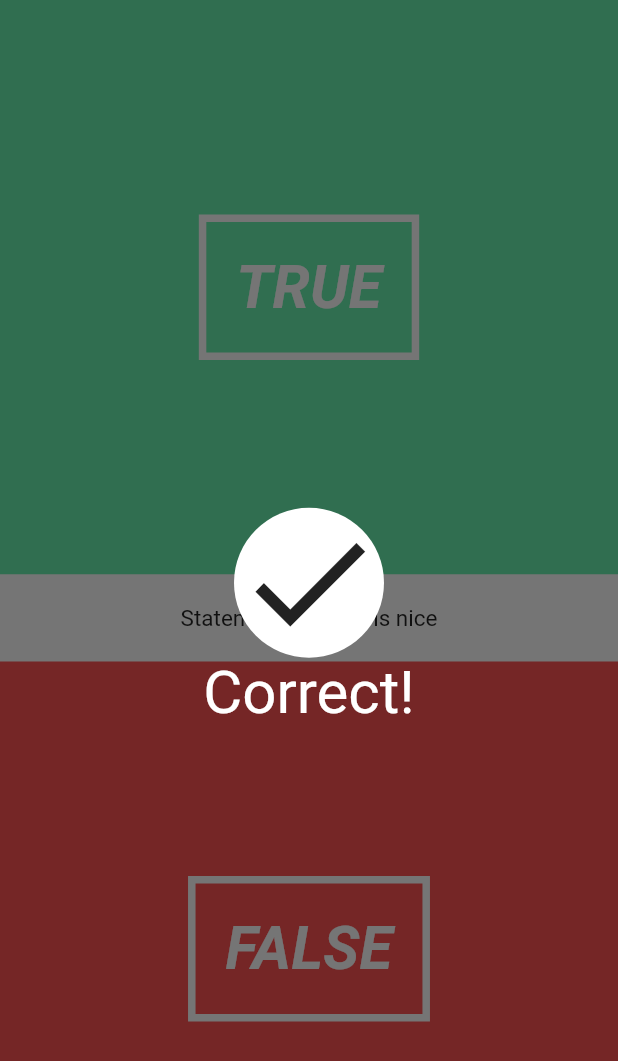
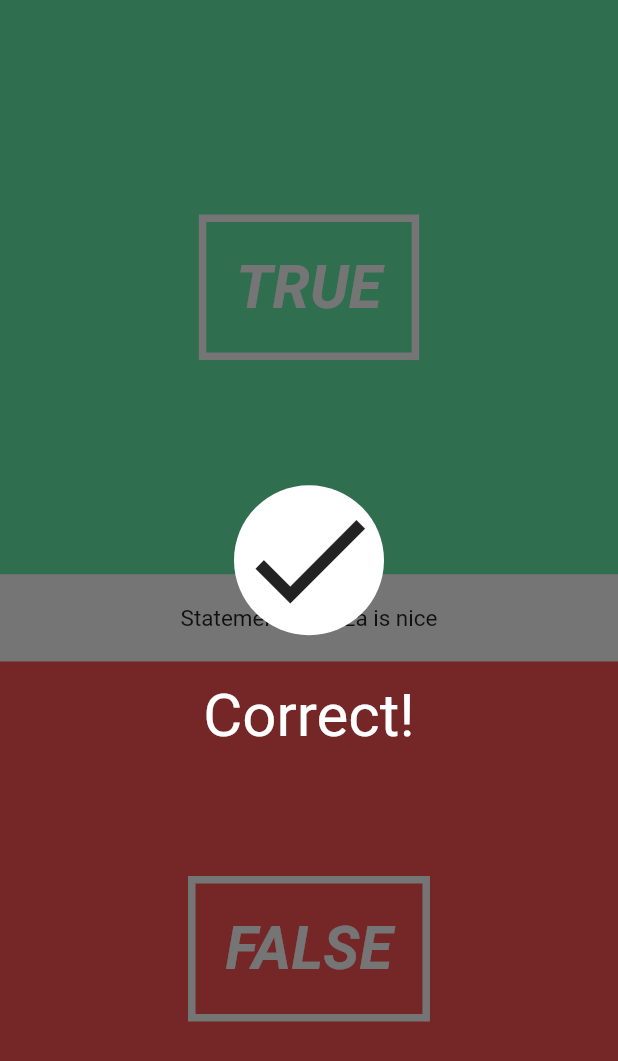
Before and after one commit to DuoduoApp/quizzz, a Flutter app: the screen it shows after launch, on a phone screen of 412 x 824 dp. Shown: the top 1061 px of the screen. Run offline on Flutter 3.47's test engine with Material 2 defaults, Android fonts, the phone set to English and light mode, and no system bars.

Commit message:
melhorias no Overlay

```diff
--- a/lib/UI/correct_wrong_overlay.dart
+++ b/lib/UI/correct_wrong_overlay.dart
@@ -1,6 +1,10 @@
 import "package:flutter/material.dart";
 
 class CorrectWrongOverlay extends StatefulWidget {
+  final bool _isCorrect;
+
+  CorrectWrongOverlay(this._isCorrect);
+
   @override
   State createState() => new CorrectWrongOverlayState();
 }
@@ -19,12 +23,15 @@ class CorrectWrongOverlayState extends State<CorrectWrongOverlay> {
               decoration: new BoxDecoration(
                   color: Colors.white, shape: BoxShape.circle),
               child: new Icon(
-                Icons.done,
+                widget._isCorrect ? Icons.done : Icons.clear,
                 size: 100.0,
               ),
             ),
+            new Padding(
+              padding: new EdgeInsets.only(bottom: 30.0),
+            ),
             new Text(
-              "Correct!",
+              widget._isCorrect ? "Correct!" : "Wrong",
               style: new TextStyle(color: Colors.white, fontSize: 40.0),
             )
           ],
--- a/lib/pages/quiz_page.dart
+++ b/lib/pages/quiz_page.dart
@@ -25,7 +25,7 @@ class QuizPageState extends State<QuizPage> {
             new AnswerButton(false, () => print("false")),
           ],
         ),
-        new CorrectWrongOverlay()
+        new CorrectWrongOverlay(true)
       ],
     );
   }
```
